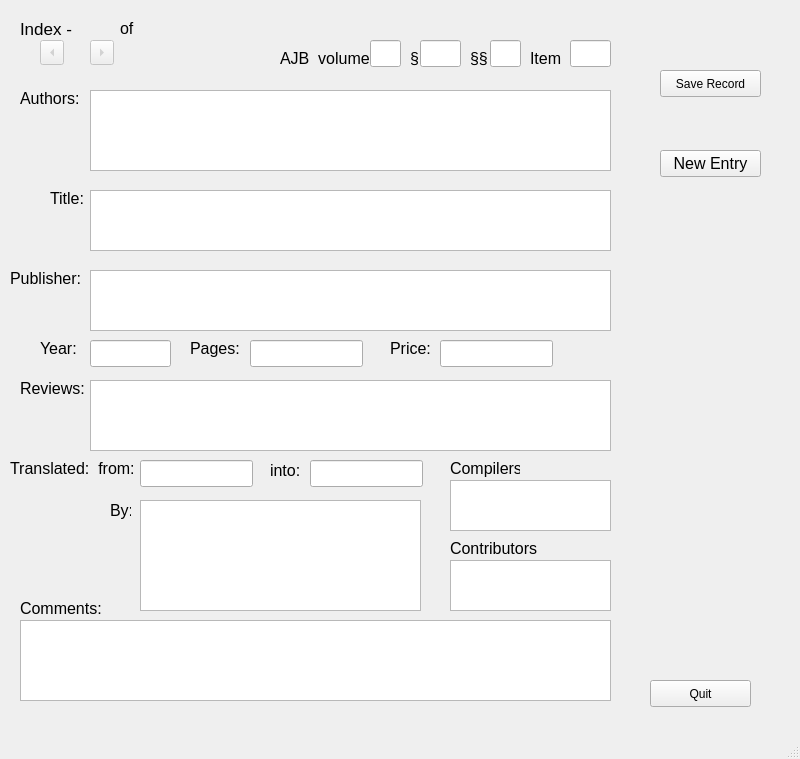
JimFowler/books, file Books20/Tools/src/ui_BookEntry.ui: the form before one commit.
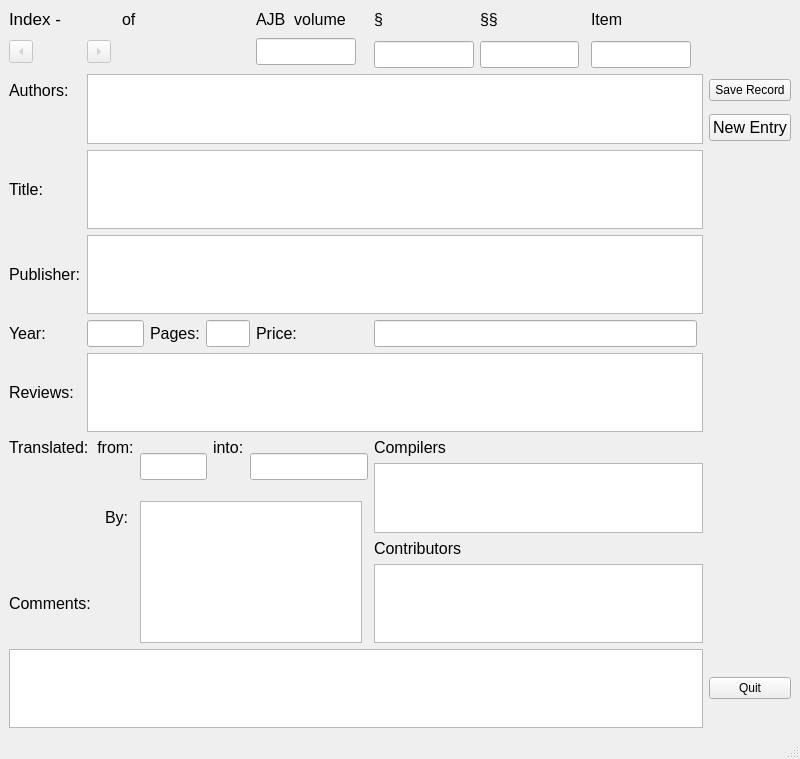
The form after the commit.

Commit message: Initial design of the Insert Symbol dialog.

Patch:
```diff
--- a/Books20/Tools/src/ui_BookEntry.ui
+++ b/Books20/Tools/src/ui_BookEntry.ui
@@ -14,15 +14,21 @@
    <string>document1 - BookEntry</string>
   </property>
   <widget class="QWidget" name="centralwidget">
+   <layout class="QGridLayout" name="gridLayout">
+    <item row="0" column="9">
+     <widget class="QLabel" name="volLabel">
+      <property name="font">
+       <font>
+        <pointsize>12</pointsize>
+       </font>
+      </property>
+      <property name="text">
+       <string>AJB  volume</string>
+      </property>
+     </widget>
+    </item>
+    <item row="0" column="0" colspan="2">
    <widget class="QLabel" name="indexLabel">
-    <property name="geometry">
-     <rect>
-      <x>20</x>
-      <y>20</y>
-      <width>91</width>
-      <height>17</height>
-     </rect>
-    </property>
     <property name="font">
      <font>
       <pointsize>13</pointsize>
@@ -35,33 +41,86 @@
      <string>Index -</string>
     </property>
    </widget>
-   <widget class="QLabel" name="volLabel">
-    <property name="geometry">
-     <rect>
-      <x>280</x>
-      <y>50</y>
-      <width>91</width>
-      <height>17</height>
-     </rect>
-    </property>
+    </item>
+    <item row="1" column="0" rowspan="2">
+     <widget class="QToolButton" name="prevButton">
+      <property name="enabled">
+       <bool>false</bool>
+      </property>
+      <property name="focusPolicy">
+       <enum>Qt::ClickFocus</enum>
+      </property>
+      <property name="toolTip">
+       <string>Previous record</string>
+      </property>
+      <property name="text">
+       <string>...</string>
+      </property>
+      <property name="arrowType">
+       <enum>Qt::LeftArrow</enum>
+      </property>
+     </widget>
+    </item>
+    <item row="0" column="3" colspan="2">
+     <widget class="QLabel" name="ofnumLabel">
     <property name="font">
      <font>
       <pointsize>12</pointsize>
      </font>
     </property>
     <property name="text">
-     <string>AJB  volume</string>
-    </property>
-   </widget>
+       <string>of</string>
+      </property>
+     </widget>
+    </item>
+    <item row="3" column="1" rowspan="2" colspan="17">
+     <widget class="QTextEdit" name="authorEntry">
+      <property name="font">
+       <font>
+        <pointsize>12</pointsize>
+       </font>
+      </property>
+      <property name="toolTip">
+       <string>Author list, one line per author</string>
+      </property>
+      <property name="tabChangesFocus">
+       <bool>true</bool>
+      </property>
+     </widget>
+    </item>
+    <item row="12" column="12" colspan="5">
+     <widget class="QLabel" name="contribLabel">
+      <property name="font">
+       <font>
+        <pointsize>12</pointsize>
+       </font>
+      </property>
+      <property name="text">
+       <string>Contributors</string>
+      </property>
+     </widget>
+    </item>
+    <item row="1" column="1" rowspan="2" colspan="2">
+     <widget class="QToolButton" name="nextButton">
+      <property name="enabled">
+       <bool>false</bool>
+      </property>
+      <property name="focusPolicy">
+       <enum>Qt::ClickFocus</enum>
+      </property>
+      <property name="toolTip">
+       <string>Next record</string>
+      </property>
+      <property name="text">
+       <string>...</string>
+      </property>
+      <property name="arrowType">
+       <enum>Qt::RightArrow</enum>
+      </property>
+     </widget>
+    </item>
+    <item row="1" column="9" rowspan="2">
    <widget class="QLineEdit" name="volNum">
-    <property name="geometry">
-     <rect>
-      <x>370</x>
-      <y>40</y>
-      <width>31</width>
-      <height>27</height>
-     </rect>
-    </property>
     <property name="font">
      <font>
       <pointsize>12</pointsize>
@@ -80,141 +139,24 @@
      <string/>
     </property>
    </widget>
-   <widget class="QLabel" name="secLabel">
-    <property name="geometry">
-     <rect>
-      <x>410</x>
-      <y>50</y>
-      <width>16</width>
-      <height>17</height>
-     </rect>
-    </property>
+    </item>
+    <item row="9" column="0" colspan="4">
+     <widget class="QLabel" name="translateLabel">
     <property name="font">
      <font>
       <pointsize>12</pointsize>
      </font>
     </property>
-    <property name="text">
-     <string>§</string>
-    </property>
-   </widget>
-   <widget class="QLineEdit" name="secNum">
-    <property name="geometry">
-     <rect>
-      <x>420</x>
-      <y>40</y>
-      <width>41</width>
-      <height>27</height>
-     </rect>
-    </property>
-    <property name="font">
-     <font>
-      <pointsize>12</pointsize>
-     </font>
-    </property>
-    <property name="toolTip">
-     <string>AJB Section number</string>
-    </property>
+      <property name="midLineWidth">
+       <number>2</number>
+      </property>
     <property name="text">
-     <string/>
-    </property>
-    <property name="alignment">
-     <set>Qt::AlignBottom|Qt::AlignLeading|Qt::AlignLeft</set>
-    </property>
-   </widget>
-   <widget class="QLabel" name="subSecLabel">
-    <property name="geometry">
-     <rect>
-      <x>470</x>
-      <y>50</y>
-      <width>21</width>
-      <height>17</height>
-     </rect>
-    </property>
-    <property name="font">
-     <font>
-      <pointsize>12</pointsize>
-     </font>
-    </property>
-    <property name="text">
-     <string>§§</string>
-    </property>
-   </widget>
-   <widget class="QLineEdit" name="subSecNum">
-    <property name="geometry">
-     <rect>
-      <x>490</x>
-      <y>40</y>
-      <width>31</width>
-      <height>27</height>
-     </rect>
-    </property>
-    <property name="font">
-     <font>
-      <pointsize>12</pointsize>
-     </font>
-    </property>
-    <property name="toolTip">
-     <string>AJB subsection number if applicable</string>
-    </property>
-    <property name="text">
-     <string/>
-    </property>
-    <property name="alignment">
-     <set>Qt::AlignBottom|Qt::AlignLeading|Qt::AlignLeft</set>
-    </property>
-   </widget>
-   <widget class="QLabel" name="itemLabel">
-    <property name="geometry">
-     <rect>
-      <x>530</x>
-      <y>50</y>
-      <width>31</width>
-      <height>17</height>
-     </rect>
-    </property>
-    <property name="font">
-     <font>
-      <pointsize>12</pointsize>
-     </font>
-    </property>
-    <property name="text">
-     <string>Item</string>
-    </property>
-   </widget>
-   <widget class="QLineEdit" name="itemNum">
-    <property name="geometry">
-     <rect>
-      <x>570</x>
-      <y>40</y>
-      <width>41</width>
-      <height>27</height>
-     </rect>
-    </property>
-    <property name="font">
-     <font>
-      <pointsize>12</pointsize>
-     </font>
-    </property>
-    <property name="toolTip">
-     <string>AJB item number in the section</string>
-    </property>
-    <property name="text">
-     <string/>
-    </property>
-    <property name="alignment">
-     <set>Qt::AlignBottom|Qt::AlignLeading|Qt::AlignLeft</set>
-    </property>
-   </widget>
+       <string>Translated:  from:</string>
+      </property>
+     </widget>
+    </item>
+    <item row="3" column="0">
    <widget class="QLabel" name="authorLabel">
-    <property name="geometry">
-     <rect>
-      <x>20</x>
-      <y>90</y>
-      <width>70</width>
-      <height>17</height>
-     </rect>
-    </property>
     <property name="font">
      <font>
       <pointsize>12</pointsize>
@@ -224,15 +166,49 @@
      <string>Authors:</string>
     </property>
    </widget>
+    </item>
+    <item row="6" column="1" colspan="17">
+     <widget class="QTextEdit" name="publEntry">
+      <property name="font">
+       <font>
+        <pointsize>12</pointsize>
+       </font>
+      </property>
+      <property name="tabChangesFocus">
+       <bool>true</bool>
+      </property>
+     </widget>
+    </item>
+    <item row="3" column="18">
+     <widget class="QPushButton" name="acceptButton">
+      <property name="focusPolicy">
+       <enum>Qt::ClickFocus</enum>
+      </property>
+      <property name="toolTip">
+       <string>Click to test and accecpt the record</string>
+      </property>
+      <property name="text">
+       <string>Save Record</string>
+      </property>
+     </widget>
+    </item>
+    <item row="4" column="18">
+     <widget class="QPushButton" name="pushButton">
+      <property name="font">
+       <font>
+        <pointsize>12</pointsize>
+       </font>
+      </property>
+      <property name="focusPolicy">
+       <enum>Qt::ClickFocus</enum>
+      </property>
+      <property name="text">
+       <string>New Entry</string>
+      </property>
+     </widget>
+    </item>
+    <item row="5" column="0">
    <widget class="QLabel" name="titleLabel">
-    <property name="geometry">
-     <rect>
-      <x>50</x>
-      <y>190</y>
-      <width>41</width>
-      <height>17</height>
-     </rect>
-    </property>
     <property name="font">
      <font>
       <pointsize>12</pointsize>
@@ -242,15 +218,9 @@
      <string>Title:</string>
     </property>
    </widget>
+    </item>
+    <item row="5" column="1" colspan="17">
    <widget class="QTextEdit" name="titleEntry">
-    <property name="geometry">
-     <rect>
-      <x>90</x>
-      <y>190</y>
-      <width>521</width>
-      <height>61</height>
-     </rect>
-    </property>
     <property name="font">
      <font>
       <pointsize>12</pointsize>
@@ -263,36 +233,9 @@
      <bool>true</bool>
     </property>
    </widget>
-   <widget class="QTextEdit" name="authorEntry">
-    <property name="geometry">
-     <rect>
-      <x>90</x>
-      <y>90</y>
-      <width>521</width>
-      <height>81</height>
-     </rect>
-    </property>
-    <property name="font">
-     <font>
-      <pointsize>12</pointsize>
-     </font>
-    </property>
-    <property name="toolTip">
-     <string>Author list, one line per author</string>
-    </property>
-    <property name="tabChangesFocus">
-     <bool>true</bool>
-    </property>
-   </widget>
+    </item>
+    <item row="6" column="0">
    <widget class="QLabel" name="publLabel">
-    <property name="geometry">
-     <rect>
-      <x>10</x>
-      <y>270</y>
-      <width>70</width>
-      <height>17</height>
-     </rect>
-    </property>
     <property name="font">
      <font>
       <pointsize>12</pointsize>
@@ -302,15 +245,36 @@
      <string>Publisher:</string>
     </property>
    </widget>
+    </item>
+    <item row="13" column="0" colspan="2">
+     <widget class="QLabel" name="commentsLabel">
+      <property name="font">
+       <font>
+        <pointsize>12</pointsize>
+       </font>
+      </property>
+      <property name="text">
+       <string>Comments:</string>
+      </property>
+     </widget>
+    </item>
+    <item row="13" column="12" colspan="6">
+     <widget class="QTextEdit" name="contribEntry">
+      <property name="font">
+       <font>
+        <pointsize>12</pointsize>
+       </font>
+      </property>
+      <property name="toolTip">
+       <string>Contributor's names</string>
+      </property>
+      <property name="tabChangesFocus">
+       <bool>true</bool>
+      </property>
+     </widget>
+    </item>
+    <item row="7" column="0">
    <widget class="QLabel" name="yearLabel">
-    <property name="geometry">
-     <rect>
-      <x>40</x>
-      <y>340</y>
-      <width>41</width>
-      <height>17</height>
-     </rect>
-    </property>
     <property name="font">
      <font>
       <pointsize>12</pointsize>
@@ -320,15 +284,9 @@
      <string>Year:</string>
     </property>
    </widget>
+    </item>
+    <item row="7" column="1" colspan="4">
    <widget class="QLineEdit" name="yearEntry">
-    <property name="geometry">
-     <rect>
-      <x>90</x>
-      <y>340</y>
-      <width>81</width>
-      <height>27</height>
-     </rect>
-    </property>
     <property name="font">
      <font>
       <pointsize>12</pointsize>
@@ -341,15 +299,9 @@
      <set>Qt::AlignBottom|Qt::AlignLeading|Qt::AlignLeft</set>
     </property>
    </widget>
+    </item>
+    <item row="7" column="5">
    <widget class="QLabel" name="pageLabel">
-    <property name="geometry">
-     <rect>
-      <x>190</x>
-      <y>340</y>
-      <width>51</width>
-      <height>17</height>
-     </rect>
-    </property>
     <property name="font">
      <font>
       <pointsize>12</pointsize>
@@ -359,15 +311,9 @@
      <string>Pages:</string>
     </property>
    </widget>
+    </item>
+    <item row="7" column="6" colspan="3">
    <widget class="QLineEdit" name="pageEntry">
-    <property name="geometry">
-     <rect>
-      <x>250</x>
-      <y>340</y>
-      <width>113</width>
-      <height>27</height>
-     </rect>
-    </property>
     <property name="font">
      <font>
       <pointsize>12</pointsize>
@@ -380,15 +326,9 @@
      <set>Qt::AlignBottom|Qt::AlignLeading|Qt::AlignLeft</set>
     </property>
    </widget>
+    </item>
+    <item row="7" column="9" colspan="3">
    <widget class="QLabel" name="priceLabel">
-    <property name="geometry">
-     <rect>
-      <x>390</x>
-      <y>340</y>
-      <width>41</width>
-      <height>17</height>
-     </rect>
-    </property>
     <property name="font">
      <font>
       <pointsize>12</pointsize>
@@ -398,15 +338,9 @@
      <string>Price:</string>
     </property>
    </widget>
+    </item>
+    <item row="7" column="12" colspan="5">
    <widget class="QLineEdit" name="priceEntry">
-    <property name="geometry">
-     <rect>
-      <x>440</x>
-      <y>340</y>
-      <width>113</width>
-      <height>27</height>
-     </rect>
-    </property>
     <property name="font">
      <font>
       <pointsize>12</pointsize>
@@ -419,15 +353,9 @@
      <set>Qt::AlignBottom|Qt::AlignLeading|Qt::AlignLeft</set>
     </property>
    </widget>
+    </item>
+    <item row="8" column="0">
    <widget class="QLabel" name="reviewsLabel">
-    <property name="geometry">
-     <rect>
-      <x>20</x>
-      <y>380</y>
-      <width>71</width>
-      <height>17</height>
-     </rect>
-    </property>
     <property name="font">
      <font>
       <pointsize>12</pointsize>
@@ -437,15 +365,9 @@
      <string>Reviews:</string>
     </property>
    </widget>
+    </item>
+    <item row="8" column="1" colspan="17">
    <widget class="QTextEdit" name="reviewsEntry">
-    <property name="geometry">
-     <rect>
-      <x>90</x>
-      <y>380</y>
-      <width>521</width>
-      <height>71</height>
-     </rect>
-    </property>
     <property name="font">
      <font>
       <pointsize>12</pointsize>
@@ -458,301 +380,9 @@
      <bool>true</bool>
     </property>
    </widget>
-   <widget class="QLabel" name="commentsLabel">
-    <property name="geometry">
-     <rect>
-      <x>20</x>
-      <y>600</y>
-      <width>81</width>
-      <height>17</height>
-     </rect>
-    </property>
-    <property name="font">
-     <font>
-      <pointsize>12</pointsize>
-     </font>
-    </property>
-    <property name="text">
-     <string>Comments:</string>
-    </property>
-   </widget>
-   <widget class="QToolButton" name="prevButton">
-    <property name="enabled">
-     <bool>false</bool>
-    </property>
-    <property name="geometry">
-     <rect>
-      <x>40</x>
-      <y>40</y>
-      <width>24</width>
-      <height>25</height>
-     </rect>
-    </property>
-    <property name="focusPolicy">
-     <enum>Qt::ClickFocus</enum>
-    </property>
-    <property name="toolTip">
-     <string>Previous record</string>
-    </property>
-    <property name="text">
-     <string>...</string>
-    </property>
-    <property name="arrowType">
-     <enum>Qt::LeftArrow</enum>
-    </property>
-   </widget>
-   <widget class="QToolButton" name="nextButton">
-    <property name="enabled">
-     <bool>false</bool>
-    </property>
-    <property name="geometry">
-     <rect>
-      <x>90</x>
-      <y>40</y>
-      <width>24</width>
-      <height>25</height>
-     </rect>
-    </property>
-    <property name="focusPolicy">
-     <enum>Qt::ClickFocus</enum>
-    </property>
-    <property name="toolTip">
-     <string>Next record</string>
-    </property>
-    <property name="text">
-     <string>...</string>
-    </property>
-    <property name="arrowType">
-     <enum>Qt::RightArrow</enum>
-    </property>
-   </widget>
-   <widget class="QPushButton" name="acceptButton">
-    <property name="geometry">
-     <rect>
-      <x>660</x>
-      <y>70</y>
-      <width>101</width>
-      <height>27</height>
-     </rect>
-    </property>
-    <property name="focusPolicy">
-     <enum>Qt::ClickFocus</enum>
-    </property>
-    <property name="toolTip">
-     <string>Click to test and accecpt the record</string>
-    </property>
-    <property name="text">
-     <string>Save Record</string>
-    </property>
-   </widget>
-   <widget class="QPushButton" name="quitButton">
-    <property name="geometry">
-     <rect>
-      <x>650</x>
-      <y>680</y>
-      <width>101</width>
-      <height>27</height>
-     </rect>
-    </property>
-    <property name="focusPolicy">
-     <enum>Qt::ClickFocus</enum>
-    </property>
-    <property name="toolTip">
-     <string>Quit the application</string>
-    </property>
-    <property name="text">
-     <string>Quit</string>
-    </property>
-   </widget>
-   <widget class="QTextEdit" name="commentsEntry">
-    <property name="geometry">
-     <rect>
-      <x>20</x>
-      <y>620</y>
-      <width>591</width>
-      <height>81</height>
-     </rect>
-    </property>
-    <property name="font">
-     <font>
-      <pointsize>12</pointsize>
-     </font>
-    </property>
-    <property name="toolTip">
-     <string>Comments, one per line</string>
-    </property>
-    <property name="tabChangesFocus">
-     <bool>true</bool>
-    </property>
-   </widget>
-   <widget class="QPushButton" name="pushButton">
-    <property name="geometry">
-     <rect>
-      <x>660</x>
-      <y>150</y>
-      <width>101</width>
-      <height>27</height>
-     </rect>
-    </property>
-    <property name="font">
-     <font>
-      <pointsize>12</pointsize>
-     </font>
-    </property>
-    <property name="focusPolicy">
-     <enum>Qt::ClickFocus</enum>
-    </property>
-    <property name="text">
-     <string>New Entry</string>
-    </property>
-   </widget>
-   <widget class="QTextEdit" name="publEntry">
-    <property name="geometry">
-     <rect>
-      <x>90</x>
-      <y>270</y>
-      <width>521</width>
-      <height>61</height>
-     </rect>
-    </property>
-    <property name="font">
-     <font>
-      <pointsize>12</pointsize>
-     </font>
-    </property>
-    <property name="tabChangesFocus">
-     <bool>true</bool>
-    </property>
-   </widget>
-   <widget class="QTextEdit" name="translatorEntry">
-    <property name="geometry">
-     <rect>
-      <x>140</x>
-      <y>500</y>
-      <width>281</width>
-      <height>111</height>
-     </rect>
-    </property>
-    <property name="font">
-     <font>
-      <pointsize>12</pointsize>
-     </font>
-    </property>
-    <property name="toolTip">
-     <string>Translator's names</string>
-    </property>
-    <property name="tabChangesFocus">
-     <bool>true</bool>
-    </property>
-   </widget>
-   <widget class="QTextEdit" name="compilersEntry">
-    <property name="geometry">
-     <rect>
-      <x>450</x>
-      <y>480</y>
-      <width>161</width>
-      <height>51</height>
-     </rect>
-    </property>
-    <property name="font">
-     <font>
-      <pointsize>12</pointsize>
-     </font>
-    </property>
-    <property name="toolTip">
-     <string>Compiler's names</string>
-    </property>
-    <property name="tabChangesFocus">
-     <bool>true</bool>
-    </property>
-   </widget>
-   <widget class="QLabel" name="compilersLabel">
-    <property name="geometry">
-     <rect>
-      <x>450</x>
-      <y>460</y>
-      <width>70</width>
-      <height>17</height>
-     </rect>
-    </property>
-    <property name="font">
-     <font>
-      <pointsize>12</pointsize>
-     </font>
-    </property>
-    <property name="text">
-     <string>Compilers</string>
-    </property>
-   </widget>
-   <widget class="QLabel" name="contribLabel">
-    <property name="geometry">
-     <rect>
-      <x>450</x>
-      <y>540</y>
-      <width>101</width>
-      <height>17</height>
-     </rect>
-    </property>
-    <property name="font">
-     <font>
-      <pointsize>12</pointsize>
-     </font>
-    </property>
-    <property name="text">
-     <string>Contributors</string>
-    </property>
-   </widget>
-   <widget class="QTextEdit" name="contribEntry">
-    <property name="geometry">
-     <rect>
-      <x>450</x>
-      <y>560</y>
-      <width>161</width>
-      <height>51</height>
-     </rect>
-    </property>
-    <property name="font">
-     <font>
-      <pointsize>12</pointsize>
-     </font>
-    </property>
-    <property name="toolTip">
-     <string>Contributor's names</string>
-    </property>
-    <property name="tabChangesFocus">
-     <bool>true</bool>
-    </property>
-   </widget>
-   <widget class="QLabel" name="translateLabel">
-    <property name="geometry">
-     <rect>
-      <x>10</x>
-      <y>460</y>
-      <width>141</width>
-      <height>17</height>
-     </rect>
-    </property>
-    <property name="font">
-     <font>
-      <pointsize>12</pointsize>
-     </font>
-    </property>
-    <property name="midLineWidth">
-     <number>2</number>
-    </property>
-    <property name="text">
-     <string>Translated:  from:</string>
-    </property>
-   </widget>
+    </item>
+    <item row="9" column="4" rowspan="2" colspan="3">
    <widget class="QLineEdit" name="fromlangEntry">
-    <property name="geometry">
-     <rect>
-      <x>140</x>
-      <y>460</y>
-      <width>113</width>
-      <height>27</height>
-     </rect>
-    </property>
     <property name="font">
      <font>
       <pointsize>12</pointsize>
@@ -762,15 +392,9 @@
      <string>The original language of the work.</string>
     </property>
    </widget>
+    </item>
+    <item row="9" column="7">
    <widget class="QLabel" name="intoLabel">
-    <property name="geometry">
-     <rect>
-      <x>270</x>
-      <y>460</y>
-      <width>31</width>
-      <height>20</height>
-     </rect>
-    </property>
     <property name="font">
      <font>
       <pointsize>12</pointsize>
@@ -780,15 +404,9 @@
      <string>into:</string>
     </property>
    </widget>
+    </item>
+    <item row="9" column="8" rowspan="2" colspan="4">
    <widget class="QLineEdit" name="tolangEntry">
-    <property name="geometry">
-     <rect>
-      <x>310</x>
-      <y>460</y>
-      <width>113</width>
-      <height>27</height>
-     </rect>
-    </property>
     <property name="font">
      <font>
       <pointsize>12</pointsize>
@@ -798,15 +416,36 @@
      <string>The language of this work.</string>
     </property>
    </widget>
+    </item>
+    <item row="9" column="12" colspan="4">
+     <widget class="QLabel" name="compilersLabel">
+      <property name="font">
+       <font>
+        <pointsize>12</pointsize>
+       </font>
+      </property>
+      <property name="text">
+       <string>Compilers</string>
+      </property>
+     </widget>
+    </item>
+    <item row="10" column="12" rowspan="2" colspan="6">
+     <widget class="QTextEdit" name="compilersEntry">
+      <property name="font">
+       <font>
+        <pointsize>12</pointsize>
+       </font>
+      </property>
+      <property name="toolTip">
+       <string>Compiler's names</string>
+      </property>
+      <property name="tabChangesFocus">
+       <bool>true</bool>
+      </property>
+     </widget>
+    </item>
+    <item row="11" column="2" colspan="2">
    <widget class="QLabel" name="translatebyLabel">
-    <property name="geometry">
-     <rect>
-      <x>110</x>
-      <y>500</y>
-      <width>21</width>
-      <height>20</height>
-     </rect>
-    </property>
     <property name="font">
      <font>
       <pointsize>12</pointsize>
@@ -816,24 +455,141 @@
      <string>By:</string>
     </property>
    </widget>
-   <widget class="QLabel" name="ofnumLabel">
-    <property name="geometry">
-     <rect>
-      <x>120</x>
-      <y>20</y>
-      <width>70</width>
-      <height>17</height>
-     </rect>
-    </property>
+    </item>
+    <item row="11" column="4" rowspan="3" colspan="7">
+     <widget class="QTextEdit" name="translatorEntry">
+      <property name="font">
+       <font>
+        <pointsize>12</pointsize>
+       </font>
+      </property>
+      <property name="toolTip">
+       <string>Translator's names</string>
+      </property>
+      <property name="tabChangesFocus">
+       <bool>true</bool>
+      </property>
+     </widget>
+    </item>
+    <item row="14" column="0" colspan="18">
+     <widget class="QTextEdit" name="commentsEntry">
     <property name="font">
      <font>
       <pointsize>12</pointsize>
      </font>
     </property>
+      <property name="toolTip">
+       <string>Comments, one per line</string>
+      </property>
+      <property name="tabChangesFocus">
+       <bool>true</bool>
+      </property>
+     </widget>
+    </item>
+    <item row="14" column="18">
+     <widget class="QPushButton" name="quitButton">
+      <property name="focusPolicy">
+       <enum>Qt::ClickFocus</enum>
+      </property>
+      <property name="toolTip">
+       <string>Quit the application</string>
+      </property>
     <property name="text">
-     <string>of</string>
-    </property>
-   </widget>
+       <string>Quit</string>
+      </property>
+     </widget>
+    </item>
+    <item row="0" column="12">
+     <widget class="QLabel" name="secLabel">
+      <property name="font">
+       <font>
+        <pointsize>12</pointsize>
+       </font>
+      </property>
+      <property name="text">
+       <string>§</string>
+      </property>
+     </widget>
+    </item>
+    <item row="2" column="12">
+     <widget class="QLineEdit" name="secNum">
+      <property name="font">
+       <font>
+        <pointsize>12</pointsize>
+       </font>
+      </property>
+      <property name="toolTip">
+       <string>AJB Section number</string>
+      </property>
+      <property name="text">
+       <string/>
+      </property>
+      <property name="alignment">
+       <set>Qt::AlignBottom|Qt::AlignLeading|Qt::AlignLeft</set>
+      </property>
+     </widget>
+    </item>
+    <item row="2" column="13">
+     <widget class="QLineEdit" name="subSecNum">
+      <property name="font">
+       <font>
+        <pointsize>12</pointsize>
+       </font>
+      </property>
+      <property name="toolTip">
+       <string>AJB subsection number if applicable</string>
+      </property>
+      <property name="text">
+       <string/>
+      </property>
+      <property name="alignment">
+       <set>Qt::AlignBottom|Qt::AlignLeading|Qt::AlignLeft</set>
+      </property>
+     </widget>
+    </item>
+    <item row="0" column="13">
+     <widget class="QLabel" name="subSecLabel">
+      <property name="font">
+       <font>
+        <pointsize>12</pointsize>
+       </font>
+      </property>
+      <property name="text">
+       <string>§§</string>
+      </property>
+     </widget>
+    </item>
+    <item row="2" column="15">
+     <widget class="QLineEdit" name="itemNum">
+      <property name="font">
+       <font>
+        <pointsize>12</pointsize>
+       </font>
+      </property>
+      <property name="toolTip">
+       <string>AJB item number in the section</string>
+      </property>
+      <property name="text">
+       <string/>
+      </property>
+      <property name="alignment">
+       <set>Qt::AlignBottom|Qt::AlignLeading|Qt::AlignLeft</set>
+      </property>
+     </widget>
+    </item>
+    <item row="0" column="15">
+     <widget class="QLabel" name="itemLabel">
+      <property name="font">
+       <font>
+        <pointsize>12</pointsize>
+       </font>
+      </property>
+      <property name="text">
+       <string>Item</string>
+      </property>
+     </widget>
+    </item>
+   </layout>
   </widget>
   <widget class="QMenuBar" name="menubar">
    <property name="geometry">
```
Left out of the diff: 3 changed lines with no effect on the pictures. Lines whose indentation alone changed are shown as unchanged. The commit also changes 2 other files.
